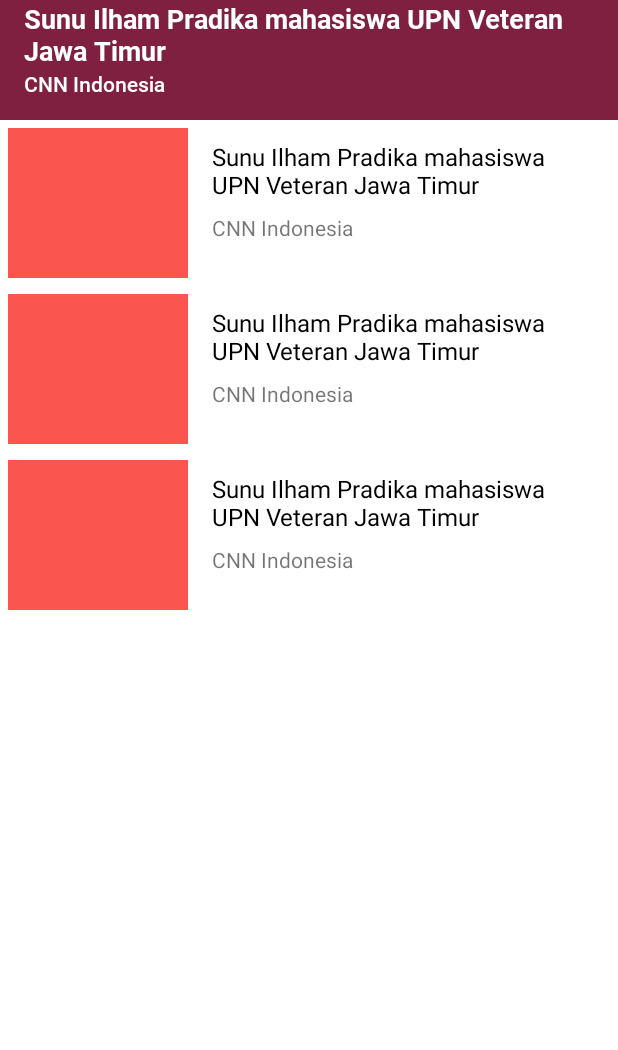
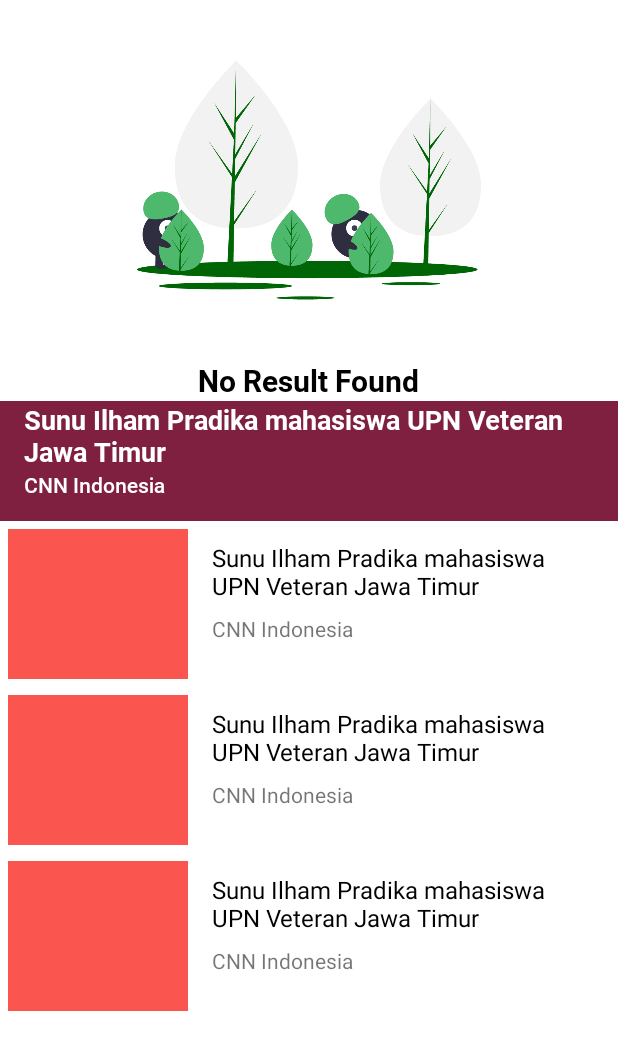
Before and after one commit to farizmpr/Fariz_skripsi, an Android app: the layout activity_news.xml on its own in the app's theme, with its tools: preview values and no code run, on a phone screen of 412 x 824 dp. Shown: the top 1050 px of the screen. Run offline under Robolectric (Android 15) with nearby library versions, the phone set to English and light mode, and no system bars; network calls fail; Roboto replaces fonts that are not available here.

Commit message:
sfandrianah | update

```diff
--- a/Halal_nutrition/app/src/main/java/com/acomp/khobarapp/ui/home/TabSearchAllFragment.java
+++ b/Halal_nutrition/app/src/main/java/com/acomp/khobarapp/ui/home/TabSearchAllFragment.java
@@ -34,6 +34,7 @@ public class TabSearchAllFragment extends Fragment {
                 newsFragment.type = 1;
                 newsFragment.isScrollChanged = false;
                 newsFragment.limitNews = 3;
+                newsFragment.searchValue = defaultTextSearch;
                 fragmentTransaction.replace(R.id.fragment_search_all_news, newsFragment);
                 fragmentTransaction.commit();
 
@@ -41,6 +42,7 @@ public class TabSearchAllFragment extends Fragment {
                 halalItemsFragment.isScrollChanged = false;
                 halalItemsFragment.limitItems = 3;
                 halalItemsFragment.querySearch = defaultTextSearch;
+
                 fragmentTransactionItems.replace(R.id.fragment_search_all_items, halalItemsFragment);
                 fragmentTransactionItems.commit();
             }
--- a/Halal_nutrition/app/src/main/java/com/acomp/khobarapp/ui/news/NewsFragment.java
+++ b/Halal_nutrition/app/src/main/java/com/acomp/khobarapp/ui/news/NewsFragment.java
@@ -14,6 +14,7 @@ import android.view.ViewGroup;
 import android.view.ViewTreeObserver;
 import android.widget.ImageView;
 import android.widget.ListView;
+import android.widget.RelativeLayout;
 import android.widget.Toast;
 
 import androidx.appcompat.app.AppCompatActivity;
@@ -70,6 +71,7 @@ public class NewsFragment extends Fragment {
 
     ListNewsBaseAdapter listNewsBaseAdapter = null;
     ArrayList<NewsModel> listNewsModel = null;
+    RelativeLayout layItemsNotFound;
 
     @Override
     public View onCreateView(LayoutInflater inflater, ViewGroup container,
@@ -121,6 +123,8 @@ public class NewsFragment extends Fragment {
             bottomNavigationView.getMenu().findItem(R.id.nav_news).setChecked(true);
             bottomNavigationView.getMenu().findItem(R.id.nav_news).setEnabled(false);
         }
+        layItemsNotFound = (RelativeLayout) rootView.findViewById(R.id.layItemsNotFound);
+        layItemsNotFound.setVisibility(View.GONE);
         getListNews(this.page);
 //        bottomNavigationView.setSelectedItemId(R.id.nav_home);
         BottomNavigationView navBar = getActivity().findViewById(R.id.bottom_navigation);
@@ -238,6 +242,9 @@ public class NewsFragment extends Fragment {
                         } else {
                             headRecyclerView.setVisibility(View.GONE);
                         }
+                        if (totalData == 0) {
+                            layItemsNotFound.setVisibility(View.VISIBLE);
+                        }
 
                     } catch (JSONException e) {
                         Toast.makeText(getActivity(), "Data Not Found", Toast.LENGTH_SHORT).show();
--- a/Halal_nutrition/app/src/main/res/layout/activity_news.xml
+++ b/Halal_nutrition/app/src/main/res/layout/activity_news.xml
@@ -6,10 +6,44 @@
     android:layout_width="match_parent"
     android:layout_height="match_parent">
 
-    <androidx.core.widget.NestedScrollView
+    <LinearLayout
         android:layout_width="match_parent"
         android:layout_height="match_parent"
-        android:id="@+id/scrollViewListNews">
+        android:orientation="vertical">
+
+        <RelativeLayout
+            android:id="@+id/layItemsNotFound"
+            android:layout_width="match_parent"
+            android:layout_height="wrap_content"
+            android:layout_centerHorizontal="true"
+            android:layout_centerVertical="true">
+
+            <TextView
+                android:id="@+id/textView1"
+                android:layout_width="wrap_content"
+                android:layout_height="wrap_content"
+                android:layout_below="@+id/imageView1"
+                android:layout_centerHorizontal="true"
+                android:fontFamily="@font/roboto_bold"
+                android:gravity="center_horizontal"
+                android:text="No Result Found"
+                android:textColor="@color/black"
+                android:textSize="20dp" />
+
+            <ImageView
+                android:id="@+id/imageView1"
+                android:layout_width="229dp"
+                android:layout_height="240dp"
+                android:layout_centerHorizontal="true"
+                android:src="@drawable/undraw_not_found" />
+        </RelativeLayout>
+
+        <androidx.core.widget.NestedScrollView
+            android:id="@+id/scrollViewListNews"
+            android:layout_width="match_parent"
+            android:layout_height="match_parent"
+            android:layout_below="@id/toolbar_items">
+
             <RelativeLayout
                 android:layout_width="match_parent"
                 android:layout_height="match_parent">
@@ -27,10 +61,10 @@
                     android:layout_width="match_parent"
                     android:layout_height="match_parent"
                     android:layout_below="@id/rv_headline"
+                    android:fadeScrollbars="true"
+                    android:nestedScrollingEnabled="true"
                     app:layout_constraintStart_toStartOf="@id/rv_headline"
                     app:layout_constraintTop_toBottomOf="@id/rv_headline"
-            android:fadeScrollbars="true"
-            android:nestedScrollingEnabled="true"
                     tools:listitem="@layout/news_regular" />
                 <!--            <ListView-->
                 <!--                android:id="@+id/list_rv_regular"-->
@@ -46,4 +80,5 @@
 
             </RelativeLayout>
         </androidx.core.widget.NestedScrollView>
+    </LinearLayout>
 </androidx.swiperefreshlayout.widget.SwipeRefreshLayout>
```
Lines whose indentation alone changed are shown as unchanged.
